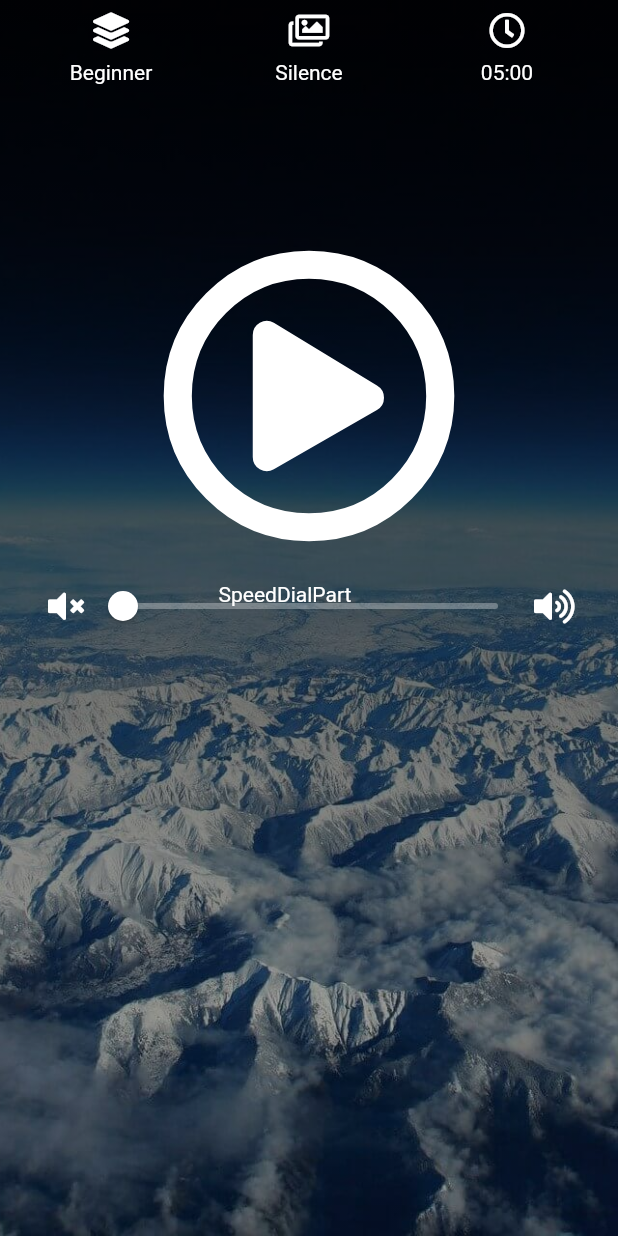
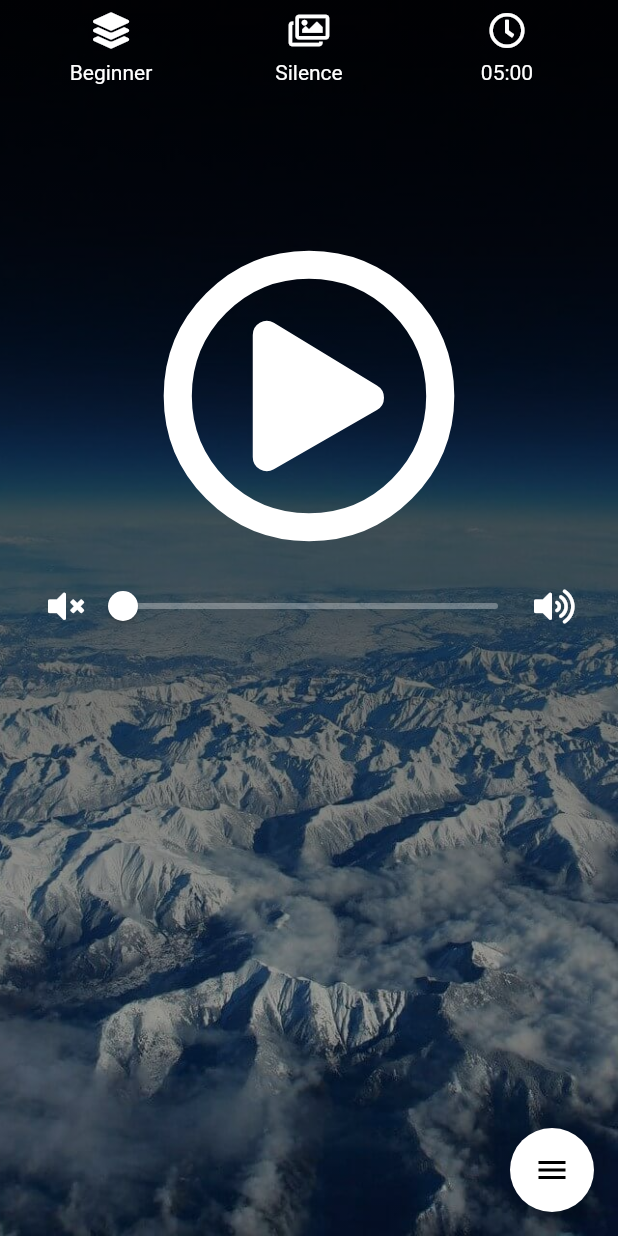
Before and after one commit to waterbook59/meditation, a Flutter app: the HomeScreen screen opened directly, on a phone screen of 412 x 824 dp. Run offline on Flutter 3.47's test engine with Material 2 defaults, Android fonts, the phone set to English and light mode, and no system bars; drawn by our look-alikes of flutter_speed_dial; our stand-ins replace fluttertoast, font_awesome_flutter, intro_slider, shared_preferences; accounts and stored records are empty.

Commit message:
セクション6:瞑想画面 chapter67-68 flutter_speed_dial導入

```diff
--- a/lib/view/home/components/speed_dial_part.dart
+++ b/lib/view/home/components/speed_dial_part.dart
@@ -1,10 +1,66 @@
 import 'package:flutter/material.dart';
+import 'package:flutter_speed_dial/flutter_speed_dial.dart';
+import 'package:font_awesome_flutter/font_awesome_flutter.dart';
+import 'package:meditaition/generated/l10n.dart';
+import 'package:meditaition/utils/constants.dart';
+import 'package:meditaition/view/styles.dart';
+import 'package:meditaition/view_models/main_view_model.dart';
+import 'package:provider/provider.dart';
 
 class SpeedDialPart extends StatelessWidget {
   @override
   Widget build(BuildContext context) {
-    return Container(
-      child: Center(child: Text('SpeedDialPart')),
-    );
+    final iconTheme = Theme.of(context).iconTheme;
+
+    ///runningStatusの変更があった時だけ再描画
+    final runningStatus = context.select<MainViewModel, RunningStatus>(
+        (viewModel) => viewModel.runningStatus);
+
+    return runningStatus != RunningStatus.beforeStart
+        ? Container()
+        : SpeedDial(
+            //押す前後に表示されるアイコン
+            animatedIcon: AnimatedIcons.menu_close,
+            backgroundColor: iconTheme.color,
+            overlayColor: dialogBackgroundColor,
+            children: [
+              SpeedDialChild(
+                child: const FaIcon(FontAwesomeIcons.donate),
+                label: S.of(context).donation,
+                labelBackgroundColor: speedDialLabelBackgroundColor,
+                onTap: () => _donate(context),
+              ),
+              SpeedDialChild(
+                child: const FaIcon(FontAwesomeIcons.ad),
+                label: S.of(context).deleteAd,
+                labelBackgroundColor: speedDialLabelBackgroundColor,
+                onTap: () => _deleteAd(context),
+              ),
+              SpeedDialChild(
+                child: const FaIcon(FontAwesomeIcons.subscript),
+                label: S.of(context).subscription,
+                labelBackgroundColor: speedDialLabelBackgroundColor,
+                onTap: () => _subscribe(context),
+              ),
+              SpeedDialChild(
+                child: const FaIcon(FontAwesomeIcons.undo),
+                label: S.of(context).recoverPurchase,
+                labelBackgroundColor: speedDialLabelBackgroundColor,
+                onTap: () => _recoverPurchase(context),
+              ),
+            ],
+          );
   }
+
+  //todo 寄付する(アプリ内課金)
+  void _donate(BuildContext context) {}
+
+  //todo 広告をけす(アプリ内課金)
+  void _deleteAd(BuildContext context) {}
+
+  //todo さぶすくする(アプリ内課金)
+  void _subscribe(BuildContext context) {}
+
+  //todo 購入の復元(アプリ内課金)
+  void _recoverPurchase(BuildContext context) {}
 }
--- a/lib/view/home/components/volume_slider_part.dart
+++ b/lib/view/home/components/volume_slider_part.dart
@@ -28,7 +28,10 @@ class VolumeSliderPart extends StatelessWidget {
               onChanged: (newVolume)=>_changeVolume(newVolume,context),
             ),
           ),
+          //todo FaIcon使わなくてIconでいいのは？見た目はかわらない感じ
           const Icon(FontAwesomeIcons.volumeUp),
+//          SizedBox(width: 10,),
+//          FaIcon(FontAwesomeIcons.volumeUp),
         ],
       ),
     );
--- a/lib/view/styles.dart
+++ b/lib/view/styles.dart
@@ -11,3 +11,5 @@ final statusLowerTextStyle =  TextStyle(fontSize: 48,fontWeight: FontWeight.bold
 
 const double largePlayIconSize = 200;
 const double smallPlayIconSize = 54;
+
+final speedDialLabelBackgroundColor = Colors.grey;
```
